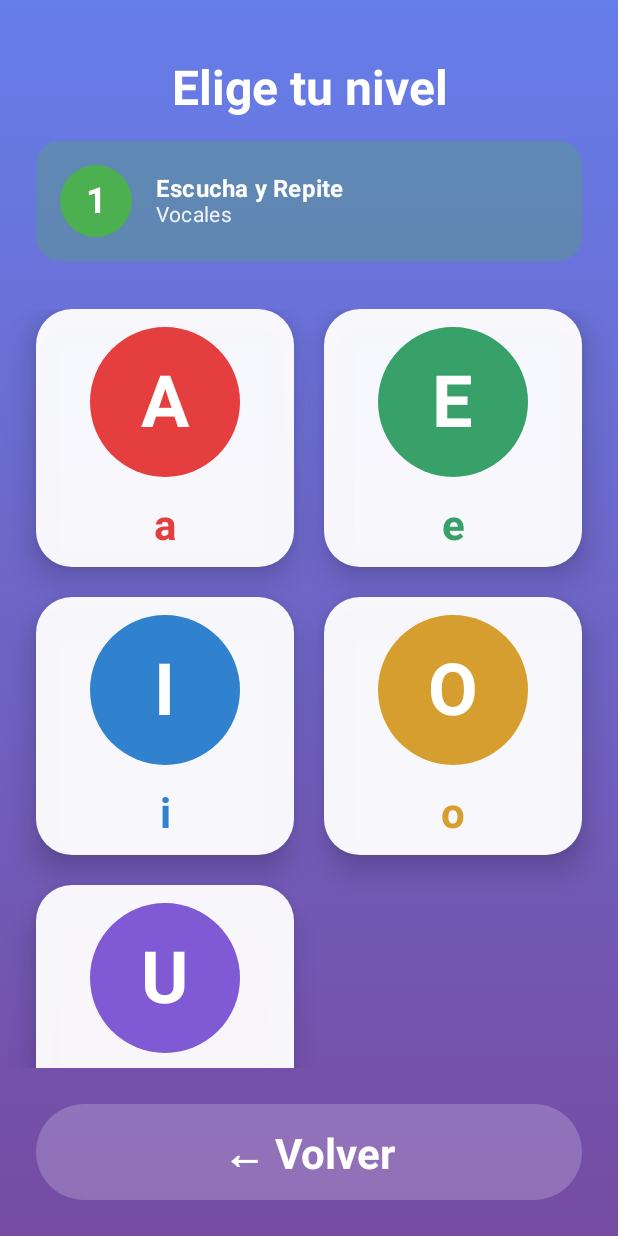
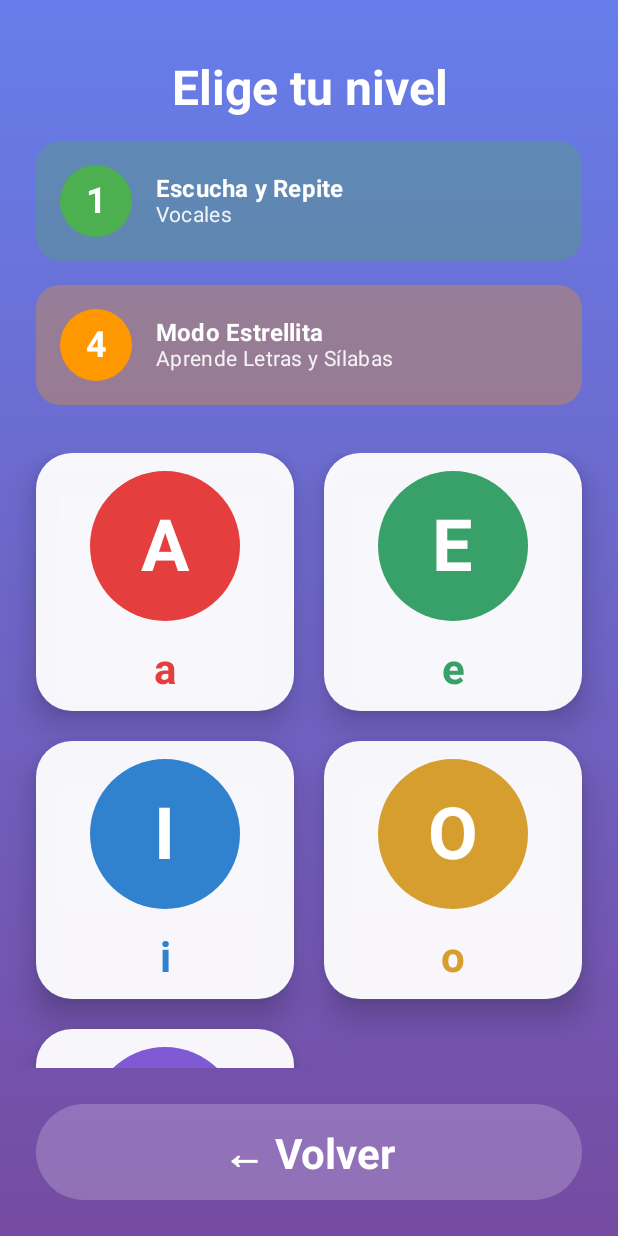
Before and after one commit to ArmandoA88/ABC-aprende-a-leer, an Android app built with Jetpack Compose: the VowelSelectionScreen screen opened through its navigation route, on a phone screen of 412 x 824 dp. Run offline under Robolectric (Android 15) with nearby library versions, the phone set to English and light mode, and no system bars; our stand-ins replace Dagger/Hilt's generated code, Room's generated code.

Commit message:
estrellita

```diff
--- a/app/src/main/java/com/abcaprende/leer/MainActivity.kt
+++ b/app/src/main/java/com/abcaprende/leer/MainActivity.kt
@@ -21,6 +21,7 @@ import com.abcaprende.leer.presentation.screens.HomeScreen
 import com.abcaprende.leer.presentation.screens.VowelSelectionScreen
 import com.abcaprende.leer.presentation.screens.VowelLearningScreen
 import com.abcaprende.leer.presentation.screens.TracingScreen
+import com.abcaprende.leer.presentation.screens.EstrellitaModeScreen // Import EstrellitaModeScreen
 import com.abcaprende.leer.presentation.viewmodels.MainViewModel
 import com.abcaprende.leer.ui.theme.ABCAprendeTheme
 import dagger.hilt.android.AndroidEntryPoint
@@ -78,6 +79,11 @@ fun ABCAprendeApp() {
         // Pantalla de trazado (Nivel 2)
         composable("tracing") {
             TracingScreen(navController = navController)
+        }
+
+        // New Estrellita Mode Screen
+        composable("estrellita_mode") {
+            EstrellitaModeScreen(navController = navController)
         }
 
         composable("letter_activity/{letter}") {
--- /dev/null
+++ b/app/src/main/java/com/abcaprende/leer/presentation/screens/EstrellitaModeScreen.kt
@@ -0,0 +1,19 @@
+package com.abcaprende.leer.presentation.screens
+
+import androidx.compose.foundation.layout.Box
+import androidx.compose.foundation.layout.fillMaxSize
+import androidx.compose.material3.Text
+import androidx.compose.runtime.Composable
+import androidx.compose.ui.Alignment
+import androidx.compose.ui.Modifier
+import androidx.navigation.NavController
+
+@Composable
+fun EstrellitaModeScreen(navController: NavController) {
+    Box(
+        modifier = Modifier.fillMaxSize(),
+        contentAlignment = Alignment.Center
+    ) {
+        Text(text = "Modo Estrellita - ¡Próximamente!")
+    }
+}
--- a/app/src/main/java/com/abcaprende/leer/presentation/screens/VowelSelectionScreen.kt
+++ b/app/src/main/java/com/abcaprende/leer/presentation/screens/VowelSelectionScreen.kt
@@ -76,7 +76,7 @@ fun VowelSelectionScreen(
             horizontalAlignment = Alignment.CenterHorizontally
         ) {
             // Header
-            VowelSelectionHeader(titleScale = titleScale)
+            VowelSelectionHeader(titleScale = titleScale, navController = navController) // Pass navController
 
             Spacer(modifier = Modifier.height(32.dp))
 
@@ -108,7 +108,7 @@ fun VowelSelectionScreen(
 }
 
 @Composable
-private fun VowelSelectionHeader(titleScale: Float) {
+private fun VowelSelectionHeader(titleScale: Float, navController: NavController) { // Add navController
     Column(
         horizontalAlignment = Alignment.CenterHorizontally,
         modifier = Modifier.padding(top = 16.dp)
@@ -126,14 +126,45 @@ private fun VowelSelectionHeader(titleScale: Float) {
         Spacer(modifier = Modifier.height(16.dp))
 
         // Nivel 1 card
+        LevelCard(
+            level = 1,
+            title = "Escucha y Repite",
+            subtitle = "Vocales",
+            levelColor = Level1Color,
+            onClick = { /* No specific action for Level 1 card itself, handled by vowel cards */ }
+        )
+
+        Spacer(modifier = Modifier.height(16.dp)) // Spacer between Level 1 and Level 4
+
+        // Nivel 4 card for Estrellita Mode
+        LevelCard(
+            level = 4,
+            title = "Modo Estrellita",
+            subtitle = "Aprende Letras y Sílabas",
+            levelColor = Level4Color, // Define Level4Color in theme or use a new color
+            onClick = { navController.navigate("estrellita_mode") }
+        )
+    }
+}
+
+@OptIn(ExperimentalMaterial3Api::class)
+@Composable
+private fun LevelCard(
+    level: Int,
+    title: String,
+    subtitle: String,
+    levelColor: Color,
+    onClick: () -> Unit
+) {
     Card(
         modifier = Modifier
             .fillMaxWidth()
             .height(80.dp),
         colors = CardDefaults.cardColors(
-                containerColor = Level1Color.copy(alpha = 0.3f)
+            containerColor = levelColor.copy(alpha = 0.3f)
         ),
-            shape = RoundedCornerShape(16.dp)
+        shape = RoundedCornerShape(16.dp),
+        onClick = onClick // Make the card clickable
     ) {
         Row(
             modifier = Modifier
@@ -146,13 +177,13 @@ private fun VowelSelectionHeader(titleScale: Float) {
                 modifier = Modifier
                     .size(48.dp)
                     .background(
-                            color = Level1Color,
+                        color = levelColor,
                         shape = CircleShape
                     ),
                     contentAlignment = Alignment.Center
             ) {
                 Text(
-                        text = "1",
+                    text = level.toString(),
                     style = MaterialTheme.typography.headlineSmall.copy(
                         color = Color.White,
                         fontWeight = FontWeight.Bold
@@ -165,19 +196,18 @@ private fun VowelSelectionHeader(titleScale: Float) {
             // Información del nivel
             Column {
                 Text(
-                        text = "Escucha y Repite",
+                    text = title,
                     style = MaterialTheme.typography.titleMedium.copy(
                         color = Color.White,
                         fontWeight = FontWeight.Bold
                     )
                 )
                 Text(
-                        text = "Vocales",
+                    text = subtitle,
                     style = MaterialTheme.typography.bodyMedium.copy(
                         color = Color.White.copy(alpha = 0.9f)
                     )
                 )
-                }
             }
         }
     }
--- a/app/src/main/java/com/abcaprende/leer/ui/theme/Color.kt
+++ b/app/src/main/java/com/abcaprende/leer/ui/theme/Color.kt
@@ -41,6 +41,7 @@ val StarBronze = Color(0xFFCD7F32)
 val Level1Color = Color(0xFF4CAF50) // Verde para vocales
 val Level2Color = Color(0xFF2196F3) // Azul para consonantes
 val Level3Color = Color(0xFF9C27B0) // Púrpura para palabras
+val Level4Color = Color(0xFFFF9800) // Naranja para Modo Estrellita
 
 // Colores para actividades
 val TraceColor = Color(0xFF4CAF50)
```
Also changed, not shown: 1 other file. Lines whose indentation alone changed are shown as unchanged.
